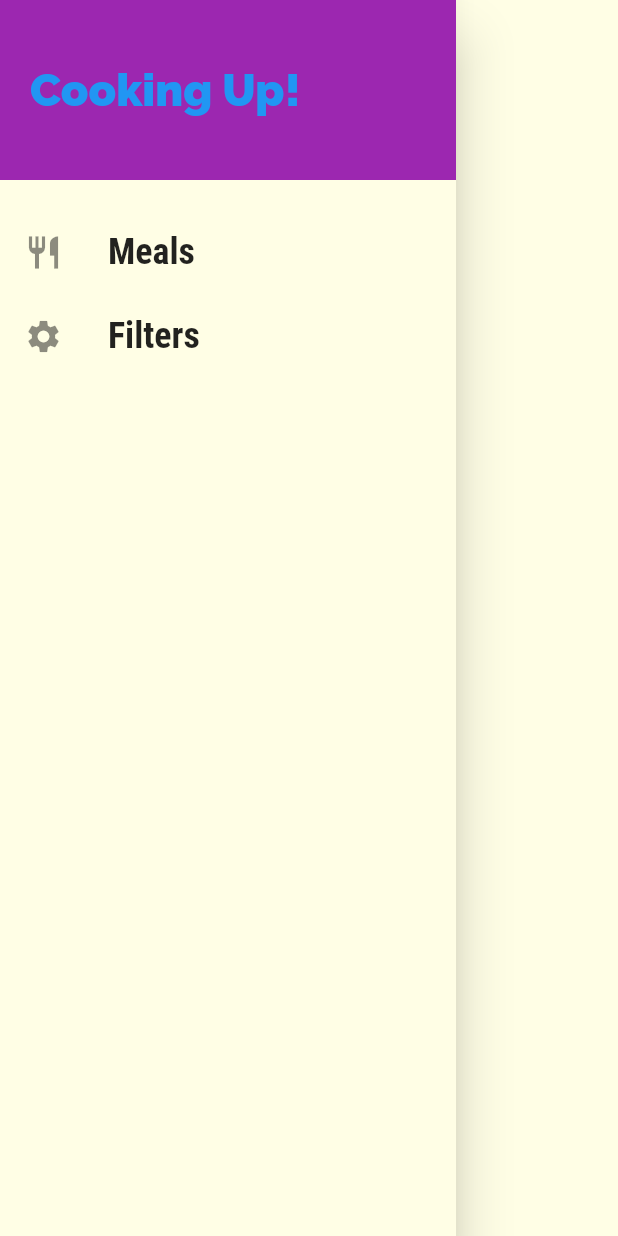
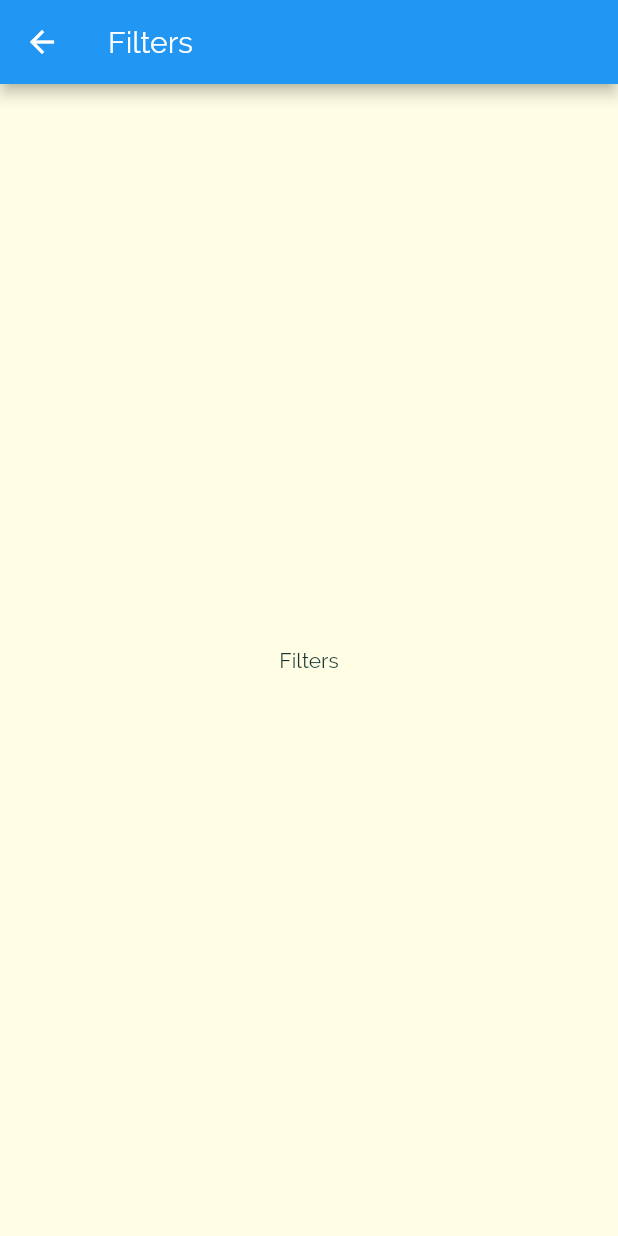
Before and after one commit to ssejjemba/Kiyungu, a Flutter app: the MainDrawer widget shown alone on an empty page, opened directly, after a tap on "Filters", on a phone screen of 412 x 824 dp. Run offline on Flutter 3.47's test engine with Material 2 defaults, Android fonts, the phone set to English and light mode, and no system bars.

Commit message:
Add filters screen to the drawer

```diff
--- a/lib/main.dart
+++ b/lib/main.dart
@@ -3,6 +3,7 @@ import 'package:flutter/material.dart';
 import './screens/tabs_screen.dart';
 import './screens/category_meals_screen.dart';
 import './screens/menu_details_screen.dart';
+import './screens/filters_screen.dart';
 
 void main() {
   runApp(MyApp());
@@ -37,6 +38,7 @@ class MyApp extends StatelessWidget {
       routes: {
         CategoryMealScreen.routeName: (ctx) => CategoryMealScreen(),
         MealDetailScreen.routeName: (ctx) => MealDetailScreen(),
+        FiltersScreen.routeName: (ctx) => FiltersScreen(),
       },
     );
   }
--- /dev/null
+++ b/lib/screens/filters_screen.dart
@@ -0,0 +1,19 @@
+import 'package:flutter/material.dart';
+
+class FiltersScreen extends StatelessWidget {
+  static const routeName = '/filters-screen';
+
+  const FiltersScreen({Key? key}) : super(key: key);
+
+  @override
+  Widget build(BuildContext context) {
+    return Scaffold(
+      appBar: AppBar(
+        title: Text('Filters'),
+      ),
+      body: Center(
+        child: Text('Filters'),
+      ),
+    );
+  }
+}
--- a/lib/widgets/main_drawer.dart
+++ b/lib/widgets/main_drawer.dart
@@ -1,9 +1,11 @@
 import 'package:flutter/material.dart';
+import 'package:navigation/screens/filters_screen.dart';
 
 class MainDrawer extends StatelessWidget {
   const MainDrawer({Key? key}) : super(key: key);
 
-  Widget buildListTile(String title, IconData icon) {
+  Widget buildListTile(
+      String title, IconData icon, Function navigationHandler) {
     return ListTile(
       leading: Icon(
         icon,
@@ -18,7 +20,7 @@ class MainDrawer extends StatelessWidget {
         ),
       ),
       onTap: () {
-        // ...
+        navigationHandler();
       },
     );
   }
@@ -45,8 +47,16 @@ class MainDrawer extends StatelessWidget {
           SizedBox(
             height: 20,
           ),
-          buildListTile('Meals', Icons.restaurant),
-          buildListTile('Filters', Icons.settings),
+          buildListTile(
+            'Meals',
+            Icons.restaurant,
+            () => Navigator.of(context).pushNamed('/'),
+          ),
+          buildListTile(
+            'Filters',
+            Icons.settings,
+            () => Navigator.of(context).pushNamed(FiltersScreen.routeName),
+          ),
         ],
       ),
     );
```
